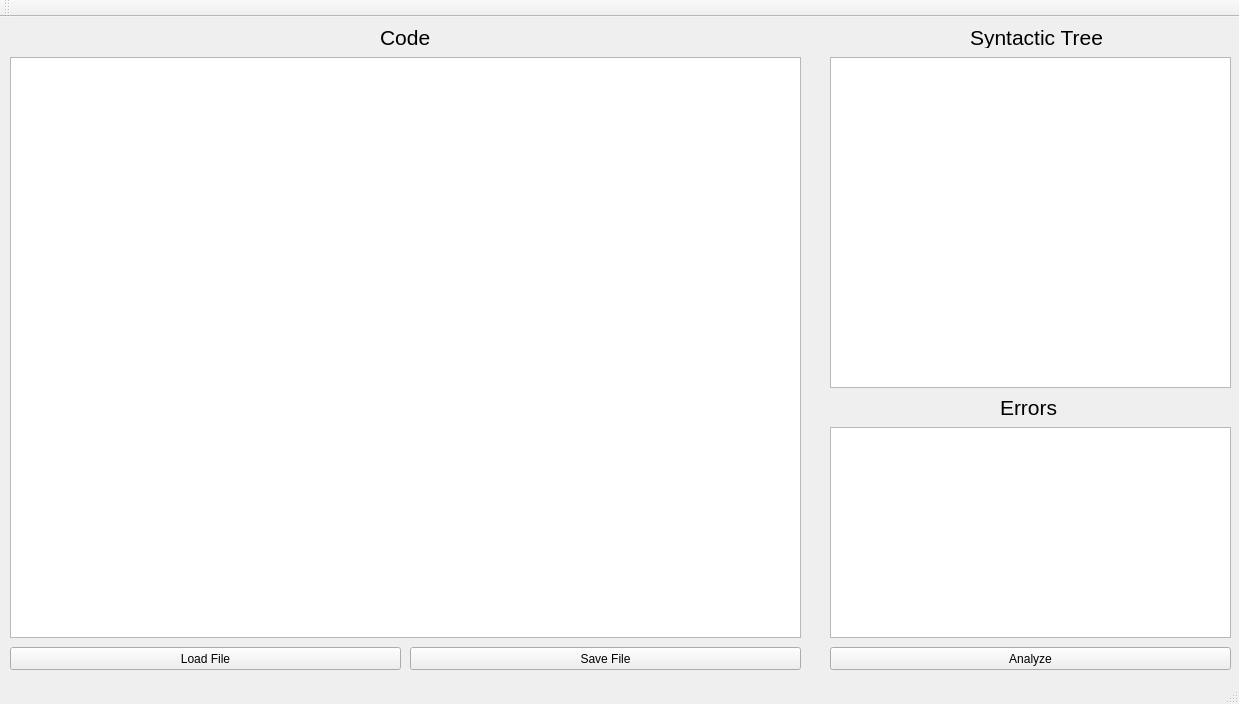
This is Park/mainwindow.ui in Heladio-ac/Park as Qt 5 draws it before an edit. The edited form follows.
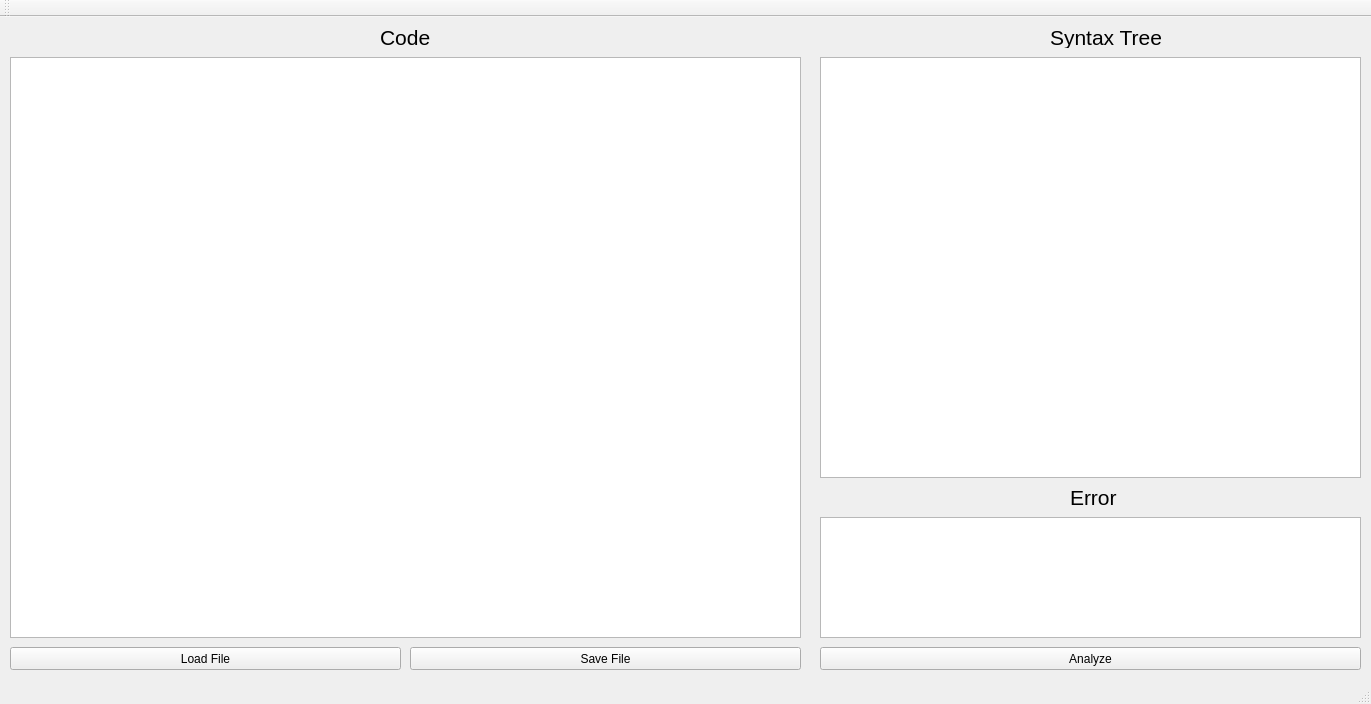
This is the edited form.

Commit message: Fully functioning Syntax Tree representation

```diff
--- a/Park/mainwindow.ui
+++ b/Park/mainwindow.ui
@@ -6,7 +6,7 @@
    <rect>
     <x>0</x>
     <y>0</y>
-    <width>1239</width>
+    <width>1371</width>
     <height>704</height>
    </rect>
   </property>
@@ -17,9 +17,9 @@
    <widget class="QLabel" name="label_3">
     <property name="geometry">
      <rect>
-      <x>1000</x>
-      <y>380</y>
-      <width>71</width>
+      <x>1070</x>
+      <y>470</y>
+      <width>61</width>
       <height>21</height>
      </rect>
     </property>
@@ -29,7 +29,7 @@
      </font>
     </property>
     <property name="text">
-     <string>Errors</string>
+     <string>Error</string>
     </property>
    </widget>
    <widget class="QLabel" name="label">
@@ -79,9 +79,9 @@
    <widget class="QPushButton" name="AnalyzeButton">
     <property name="geometry">
      <rect>
-      <x>830</x>
+      <x>820</x>
       <y>630</y>
-      <width>401</width>
+      <width>541</width>
       <height>23</height>
      </rect>
     </property>
@@ -92,7 +92,7 @@
    <widget class="QLabel" name="label_2">
     <property name="geometry">
      <rect>
-      <x>970</x>
+      <x>1050</x>
       <y>10</y>
       <width>151</width>
       <height>21</height>
@@ -104,7 +104,7 @@
      </font>
     </property>
     <property name="text">
-     <string>Syntactic Tree</string>
+     <string>Syntax Tree</string>
     </property>
    </widget>
    <widget class="QPlainTextEdit" name="CodeText">
@@ -125,10 +125,10 @@
    <widget class="QPlainTextEdit" name="ErrorText">
     <property name="geometry">
      <rect>
-      <x>830</x>
-      <y>410</y>
-      <width>401</width>
-      <height>211</height>
+      <x>820</x>
+      <y>500</y>
+      <width>541</width>
+      <height>121</height>
      </rect>
     </property>
     <property name="font">
@@ -140,10 +140,10 @@
    <widget class="QTreeView" name="treeView">
     <property name="geometry">
      <rect>
-      <x>830</x>
+      <x>820</x>
       <y>40</y>
-      <width>401</width>
-      <height>331</height>
+      <width>541</width>
+      <height>421</height>
      </rect>
     </property>
    </widget>
```
Left out of the diff: 2 changed lines with no effect on the pictures. The commit also changes 3 other files.
